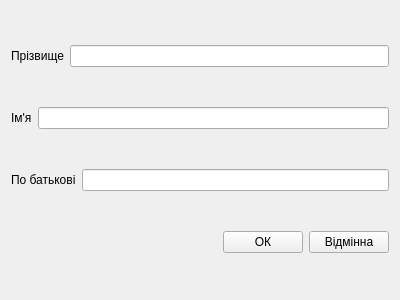
The window that Kursova/EducationProgressForms/InputForms/lecturerinputform.ui (zzvanyazz/Kursova) describes before a commit, drawn with Qt 5.
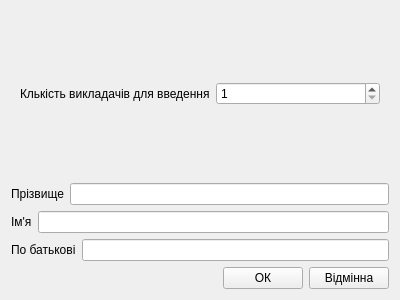
The same window after the commit.

```diff
--- a/Kursova/EducationProgressForms/InputForms/lecturerinputform.ui
+++ b/Kursova/EducationProgressForms/InputForms/lecturerinputform.ui
@@ -14,6 +14,26 @@
    <string>Form</string>
   </property>
   <layout class="QVBoxLayout" name="verticalLayout">
+   <item>
+    <widget class="QWidget" name="widget" native="true">
+     <layout class="QHBoxLayout" name="horizontalLayout_5">
+      <item>
+       <widget class="QLabel" name="label_4">
+        <property name="text">
+         <string>Клькість викладачів для введення</string>
+        </property>
+       </widget>
+      </item>
+      <item>
+       <widget class="QSpinBox" name="Counter">
+        <property name="minimum">
+         <number>1</number>
+        </property>
+       </widget>
+      </item>
+     </layout>
+    </widget>
+   </item>
    <item>
     <layout class="QHBoxLayout" name="horizontalLayout_2">
      <item>
```
